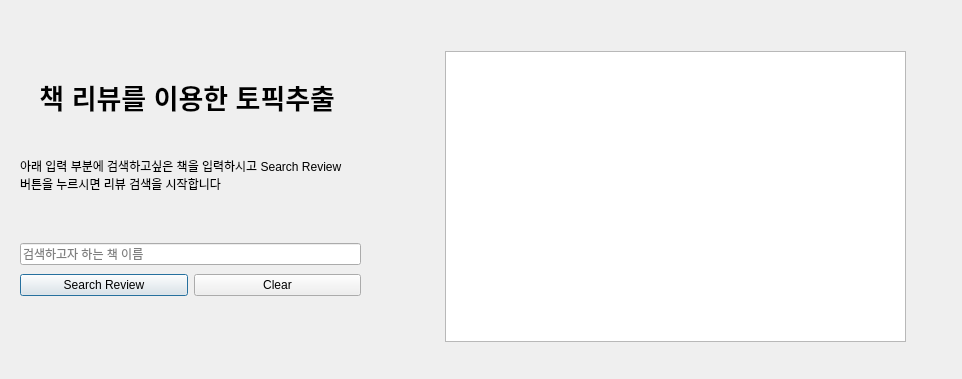
This is test.ui in hakyoung0926/CapstoneLDA as Qt 5 draws it before an edit. The edited form follows.
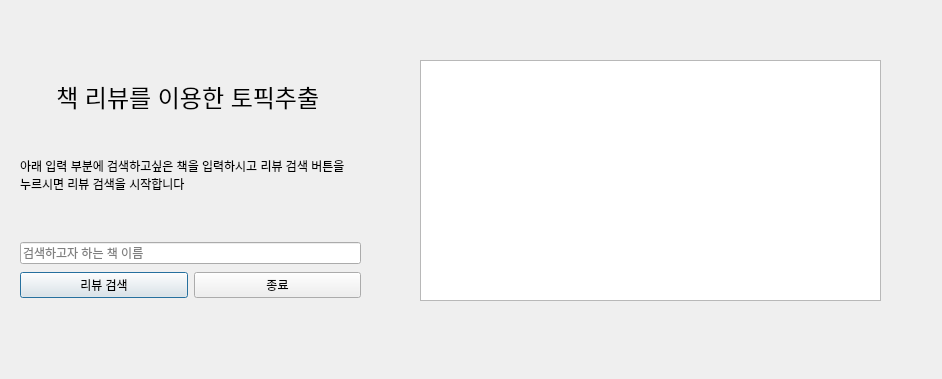
This is the edited form.

Patch:
```diff
--- a/test.ui
+++ b/test.ui
@@ -6,7 +6,7 @@
    <rect>
     <x>0</x>
     <y>0</y>
-    <width>962</width>
+    <width>942</width>
     <height>379</height>
    </rect>
   </property>
@@ -16,6 +16,9 @@
   <property name="autoFillBackground">
    <bool>false</bool>
   </property>
+  <property name="styleSheet">
+   <string notr="true"/>
+  </property>
   <widget class="QWidget" name="verticalLayoutWidget">
    <property name="geometry">
     <rect>
@@ -41,14 +44,14 @@
       <item>
        <widget class="QPushButton" name="search_btn">
         <property name="text">
-         <string>Search Review</string>
+         <string>리뷰 검색</string>
         </property>
        </widget>
       </item>
       <item>
        <widget class="QPushButton" name="quit_btn">
         <property name="text">
-         <string>Clear</string>
+         <string>종료</string>
         </property>
        </widget>
       </item>
@@ -71,9 +74,9 @@
       <property name="font">
        <font>
         <family>Arial</family>
-        <pointsize>20</pointsize>
-        <weight>75</weight>
-        <bold>true</bold>
+        <pointsize>18</pointsize>
+        <weight>50</weight>
+        <bold>false</bold>
        </font>
       </property>
       <property name="text">
@@ -87,7 +90,7 @@
     <item>
      <widget class="QLabel" name="label_2">
       <property name="text">
-       <string>아래 입력 부분에 검색하고싶은 책을 입력하시고 Search Review 버튼을 누르시면 리뷰 검색을 시작합니다</string>
+       <string>아래 입력 부분에 검색하고싶은 책을 입력하시고 리뷰 검색 버튼을 누르시면 리뷰 검색을 시작합니다</string>
       </property>
       <property name="scaledContents">
        <bool>false</bool>
@@ -102,15 +105,15 @@
   <widget class="QListWidget" name="bookList">
    <property name="geometry">
     <rect>
-     <x>445</x>
-     <y>51</y>
+     <x>420</x>
+     <y>60</y>
      <width>461</width>
-     <height>291</height>
+     <height>241</height>
     </rect>
    </property>
    <property name="font">
     <font>
-     <pointsize>12</pointsize>
+     <pointsize>14</pointsize>
     </font>
    </property>
   </widget>
```
